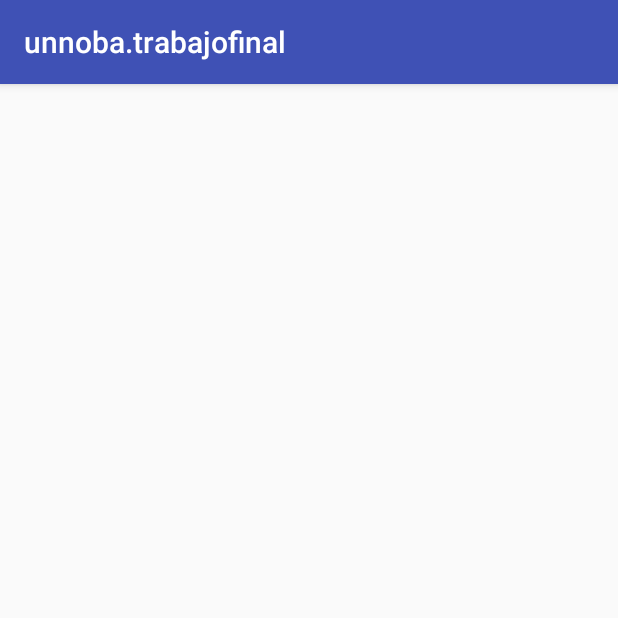
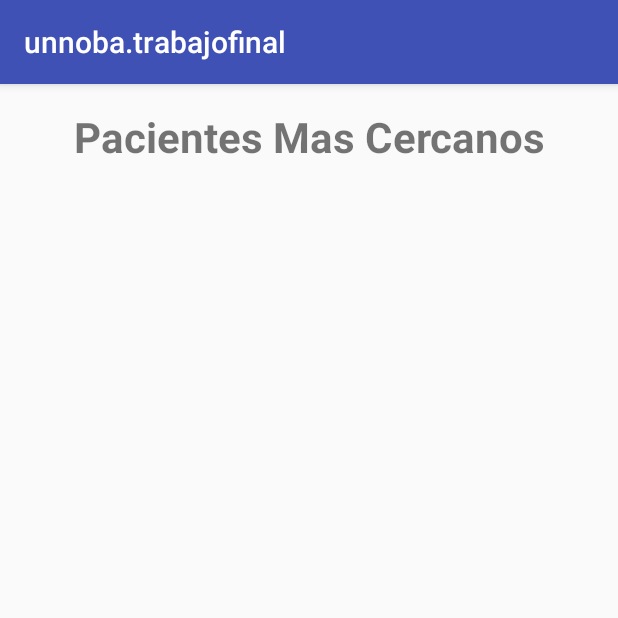
Before and after one commit to Leonel-Quiroga/unnobatrabajofinal, an Android app: the ListaPacienteActivity screen opened directly, with no data from a screen before it, on a phone screen of 412 x 824 dp, the top half of it. Run offline under Robolectric (Android 15) with nearby library versions, the phone set to English and light mode, and no system bars; our stand-ins replace Volley.

Commit message:
está hecha la parte de latitud y longitud, con pedido de permisos, etc..

```diff
--- a/app/src/main/java/com/example/leonelquiroga/unnobatrabajofinal/ListaPacienteActivity.java
+++ b/app/src/main/java/com/example/leonelquiroga/unnobatrabajofinal/ListaPacienteActivity.java
@@ -1,39 +1,78 @@
 package com.example.leonelquiroga.unnobatrabajofinal;
 
 import android.Manifest;
-import android.content.Context;
 import android.content.pm.PackageManager;
 import android.location.Location;
-import android.location.LocationManager;
 import android.support.v4.app.ActivityCompat;
+import android.os.Bundle;
 import android.support.v7.app.AppCompatActivity;
-import android.os.Bundle;
-import android.widget.ListView;
-import android.widget.TextView;
+import android.support.v7.widget.LinearLayoutManager;
+import android.support.v7.widget.RecyclerView;
 
+import com.android.volley.Request;
+import com.android.volley.RequestQueue;
+import com.android.volley.Response;
+import com.android.volley.VolleyError;
+import com.android.volley.toolbox.JsonArrayRequest;
+import com.android.volley.toolbox.Volley;
+import com.example.leonelquiroga.unnobatrabajofinal.adapter.AdapterRecycler;
+import com.example.leonelquiroga.unnobatrabajofinal.adapter.Paciente;
 import com.google.android.gms.location.FusedLocationProviderClient;
 import com.google.android.gms.location.LocationServices;
 import com.google.android.gms.tasks.OnSuccessListener;
+import com.google.gson.Gson;
+
+import org.json.JSONArray;
+
+import java.util.ArrayList;
+import java.util.Arrays;
+import java.util.List;
 
 public class ListaPacienteActivity extends AppCompatActivity {
 
-    private ListView listaPacientes;
-    private TextView uno, dos;
-    private LocationManager locationManager;
-    private Location loc;
     private FusedLocationProviderClient fusedLocationClient;
+    private RecyclerView listaRecycler;
+    private AdapterRecycler adapter;
+
+    private static String URL = "http://ppc.edit.com.ar:8080/resources/datos/pacientes/";
+
+    private Gson gson;
+    private RequestQueue colaRequest;
+    private List<Paciente> listaPaciente;
 
     @Override
     protected void onCreate(Bundle savedInstanceState) {
         super.onCreate(savedInstanceState);
         setContentView(R.layout.activity_lista_paciente);
-
-        uno = (TextView) findViewById(R.id.uno);
-        dos = (TextView) findViewById(R.id.dos);
-
         fusedLocationClient = LocationServices.getFusedLocationProviderClient(this);
+        listaRecycler = findViewById(R.id.recyclerView);
+        listaRecycler.setLayoutManager(new LinearLayoutManager(this, LinearLayoutManager.VERTICAL, false));
 
         localizacion();
+    }
+
+    private void completarLista(String latitud, String longitud) {
+        this.colaRequest = Volley.newRequestQueue(this);
+        gson = new Gson();
+        listaPaciente = new ArrayList<>();
+
+        JsonArrayRequest request = new JsonArrayRequest(Request.Method.GET, URL + latitud + "/" + longitud, null,
+                new Response.Listener<JSONArray>() {
+                    @Override
+                    public void onResponse(JSONArray response) {
+                        listaPaciente = Arrays.asList(gson.fromJson(response.toString(), Paciente[].class));
+                        if(listaPaciente != null && !listaPaciente.isEmpty()) {
+                            adapter = new AdapterRecycler(listaPaciente);
+                            listaRecycler.setAdapter(adapter);
+                        }
+                    }
+                }, new Response.ErrorListener() {
+            @Override
+            public void onErrorResponse(VolleyError error) {
+                error.printStackTrace();
+            }
+        });
+        colaRequest.add(request);
     }
 
     private void localizacion() {
@@ -43,11 +82,8 @@ public class ListaPacienteActivity extends AppCompatActivity {
             fusedLocationClient.getLastLocation().addOnSuccessListener(this, new OnSuccessListener<Location>() {
                 @Override
                 public void onSuccess(Location location) {
-                    // Got last known location. In some rare situations this can be null.
                     if (location != null) {
-                        // Logic to handle location object
-                        uno.setText("Latitud: " + String.valueOf(location.getLatitude()));
-                        dos.setText("Longitud: " + String.valueOf(location.getLongitude()));
+                        completarLista(String.valueOf(location.getLatitude()), String.valueOf(location.getLongitude()));
                     }
                 }
             });
@@ -57,16 +93,12 @@ public class ListaPacienteActivity extends AppCompatActivity {
     @Override
     public void onRequestPermissionsResult(int requestCode, String permissions[], int[] grantResults) {
         switch (requestCode) {
-            case 1000 /* El codigo que puse a mi request */: {
-                // If request is cancelled, the result arrays are empty.
+            case 1000: {
                 if (grantResults.length > 0 && grantResults[0] == PackageManager.PERMISSION_GRANTED) {
                     localizacion();
                 }
+                break;
             }
         }
     }
-
-    private void completarLista() {
-        String URL = "http://ppc.edit.com.ar:8080/resources/datos/pacientes/";
-    }
 }
--- a/app/src/main/java/com/example/leonelquiroga/unnobatrabajofinal/MainActivity.java
+++ b/app/src/main/java/com/example/leonelquiroga/unnobatrabajofinal/MainActivity.java
@@ -2,7 +2,6 @@ package com.example.leonelquiroga.unnobatrabajofinal;
 
 import android.app.Activity;
 import android.content.Intent;
-import android.support.v7.app.AppCompatActivity;
 import android.os.Bundle;
 import android.view.View;
 import android.widget.Button;
@@ -16,6 +15,7 @@ public class MainActivity extends Activity {
         super.onCreate(savedInstanceState);
         setContentView(R.layout.activity_main);
 
+
         btnListaPaciente = (Button) findViewById(R.id.btnListaPaciente);
         btnListaPaciente.setOnClickListener(new View.OnClickListener() {
             @Override
--- a/app/src/main/res/layout/activity_lista_paciente.xml
+++ b/app/src/main/res/layout/activity_lista_paciente.xml
@@ -1,34 +1,32 @@
 <?xml version="1.0" encoding="utf-8"?>
-<android.support.constraint.ConstraintLayout xmlns:android="http://schemas.android.com/apk/res/android"
+<LinearLayout xmlns:android="http://schemas.android.com/apk/res/android"
     xmlns:app="http://schemas.android.com/apk/res-auto"
     xmlns:tools="http://schemas.android.com/tools"
     android:layout_width="match_parent"
     android:layout_height="match_parent"
-    tools:context=".ListaPacienteActivity">
+    tools:context=".ListaPacienteActivity"
+    android:orientation="vertical"
+    android:paddingLeft="16dp"
+    android:paddingTop="16dp"
+    android:paddingRight="16dp">
 
     <TextView
-        android:id="@+id/uno"
-        android:layout_width="wrap_content"
+        android:id="@+id/tituloListaPaciente"
+        android:layout_width="match_parent"
         android:layout_height="wrap_content"
-        android:layout_marginStart="8dp"
-        android:layout_marginTop="8dp"
-        android:layout_marginEnd="8dp"
-        android:layout_marginBottom="8dp"
-        app:layout_constraintBottom_toBottomOf="parent"
-        app:layout_constraintEnd_toEndOf="parent"
-        app:layout_constraintStart_toStartOf="parent"
-        app:layout_constraintTop_toTopOf="parent" />
+        android:text="@string/titulo_lista_paciente"
+        android:textAlignment="center"
+        android:textSize="28sp"
+        android:textStyle="bold"
+        android:layout_marginBottom="20dp"/>
+    <!--
+    <ListView
+        android:id="@+id/listaViewPaciente"
+        android:layout_width="match_parent"
+        android:layout_height="match_parent" /> -->
+    <android.support.v7.widget.RecyclerView
+        android:layout_width="match_parent"
+        android:layout_height="wrap_content"
+        android:id="@+id/recyclerView"/>
 
-    <TextView
-        android:id="@+id/dos"
-        android:layout_width="wrap_content"
-        android:layout_height="wrap_content"
-        android:layout_marginStart="8dp"
-        android:layout_marginTop="8dp"
-        android:layout_marginEnd="8dp"
-        android:layout_marginBottom="8dp"
-        app:layout_constraintBottom_toBottomOf="parent"
-        app:layout_constraintEnd_toEndOf="parent"
-        app:layout_constraintStart_toStartOf="parent"
-        app:layout_constraintTop_toBottomOf="@+id/uno" />
-</android.support.constraint.ConstraintLayout>
+</LinearLayout>
--- a/app/src/main/res/values/strings.xml
+++ b/app/src/main/res/values/strings.xml
@@ -12,4 +12,5 @@
     <string name="GPSAlertDialogMessage">Mensaje</string>
     <string name="label_cancel">Action</string>
     <string name="action_settings">Action</string>
+    <string name="titulo_lista_paciente">Pacientes Mas Cercanos</string>
 </resources>
```
Also changed, not shown: app/src/main/java/com/example/leonelquiroga/unnobatrabajofinal/adapter/AdapterRecycler.java (added, +51 -0 lines), app/src/main/java/com/example/leonelquiroga/unnobatrabajofinal/adapter/Paciente.java (added, +101 -0 lines), app/src/main/res/layout/item_lista.xml (added, +12 -0 lines).
